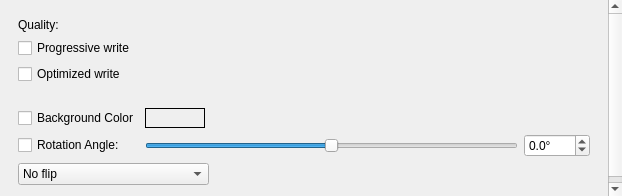
Old version of the form src/widgets/convert/OptionsScrollArea.ui in the repository marek629/SIR.
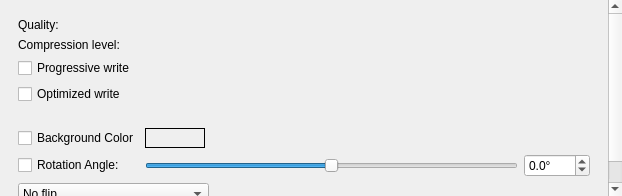
New version of the form. Custom widgets are drawn as their Qt base class.

Commit message: Compression level input was added to options tab.

Patch:
```diff
--- a/src/widgets/convert/OptionsScrollArea.ui
+++ b/src/widgets/convert/OptionsScrollArea.ui
@@ -25,7 +25,7 @@
      <x>0</x>
      <y>0</y>
      <width>607</width>
-     <height>217</height>
+     <height>238</height>
     </rect>
    </property>
    <layout class="QVBoxLayout" name="verticalLayout">
@@ -55,7 +55,17 @@
        <item row="0" column="1">
         <widget class="HorizontalSliderBox" name="qualitySliderBox" native="true"/>
        </item>
-       <item row="1" column="0" colspan="2">
+       <item row="1" column="0">
+        <widget class="QLabel" name="compressionLabel">
+         <property name="text">
+          <string>Compression level:</string>
+         </property>
+        </widget>
+       </item>
+       <item row="1" column="1">
+        <widget class="HorizontalSliderBox" name="compressionSliderBox" native="true"/>
+       </item>
+       <item row="2" column="0" colspan="2">
         <widget class="QCheckBox" name="progressiveWriteCheckBox">
          <property name="text">
           <string>Progressive write</string>
```
Left out of the diff: 14 changed lines with no effect on the pictures. The commit also changes 2 other files.
